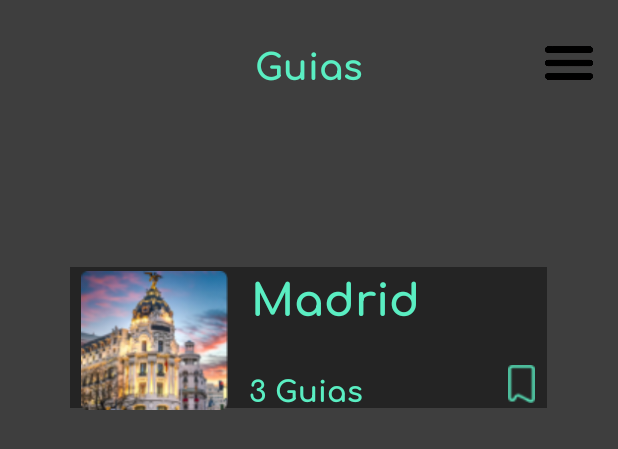
After one commit to Marcosino4/Giwi, an Android app: the layout activity_home.xml on its own in the app's theme, with its tools: preview values and no code run, on a phone screen of 412 x 824 dp. The commit adds this screen. Shown: the top 449 px of the screen. Run offline under Robolectric (Android 15) with nearby library versions, the phone set to English and light mode, and no system bars; Roboto replaces fonts that are not available here.

Commit message:
Agrego el home

```diff
--- a/app/src/main/AndroidManifest.xml
+++ b/app/src/main/AndroidManifest.xml
@@ -12,6 +12,24 @@
         android:supportsRtl="true"
         android:theme="@style/Theme.Giwi"
         tools:targetApi="31">
+        <activity
+            android:name=".Home"
+            android:exported="true">
+            <intent-filter>
+                <action android:name="android.intent.action.MAIN" />
+
+                <category android:name="android.intent.category.LAUNCHER" />
+            </intent-filter>
+        </activity>
+        <activity
+            android:name=".Database.Home"
+            android:exported="true">
+            <intent-filter>
+                <action android:name="android.intent.action.MAIN" />
+
+                <category android:name="android.intent.category.LAUNCHER" />
+            </intent-filter>
+        </activity>
         <activity
             android:name=".UpdateProfile"
             android:exported="false"
--- /dev/null
+++ b/app/src/main/java/com/example/giwi/Home.java
@@ -0,0 +1,35 @@
+package com.example.giwi;
+
+import androidx.appcompat.app.AppCompatActivity;
+
+import android.os.Bundle;
+import android.view.View;
+import android.widget.Button;
+
+public class Home extends AppCompatActivity {
+    Button guardar_madrid;
+    boolean estado_boton;
+    int drawableResource;
+    int notDrawableResource;
+    @Override
+    protected void onCreate(Bundle savedInstanceState) {
+        super.onCreate(savedInstanceState);
+        setContentView(R.layout.activity_home);
+        estado_boton =true;
+        guardar_madrid = findViewById(R.id.guardar_madrid);
+        drawableResource= R.drawable.botonguardado;
+        notDrawableResource= R.drawable.botonsinguardar;
+        guardar_madrid.setOnClickListener(new View.OnClickListener() {
+            @Override
+            public void onClick(View v) {
+                if(estado_boton == true){
+                    guardar_madrid.setBackgroundResource(drawableResource);
+                    estado_boton = false;
+                }else{
+                    guardar_madrid.setBackgroundResource(notDrawableResource);
+                    estado_boton = true;
+                }
+            }
+        });
+    }
+}
--- /dev/null
+++ b/app/src/main/res/font/comfortaa_bold.xml
@@ -0,0 +1,7 @@
+<?xml version="1.0" encoding="utf-8"?>
+<font-family xmlns:app="http://schemas.android.com/apk/res-auto"
+        app:fontProviderAuthority="com.google.android.gms.fonts"
+        app:fontProviderPackage="com.google.android.gms"
+        app:fontProviderQuery="name=Comfortaa&amp;weight=700"
+        app:fontProviderCerts="@array/com_google_android_gms_fonts_certs">
+</font-family>
--- /dev/null
+++ b/app/src/main/res/layout/activity_home.xml
@@ -0,0 +1,175 @@
+<?xml version="1.0" encoding="utf-8"?>
+<androidx.constraintlayout.widget.ConstraintLayout xmlns:android="http://schemas.android.com/apk/res/android"
+    xmlns:app="http://schemas.android.com/apk/res-auto"
+    xmlns:tools="http://schemas.android.com/tools"
+    android:layout_width="match_parent"
+    android:layout_height="match_parent"
+    android:background="#3E3E3E"
+    tools:context=".Home">
+
+    <TextView
+        android:id="@+id/title"
+        android:layout_width="wrap_content"
+        android:layout_height="wrap_content"
+        android:fontFamily="@font/comfortaa_bold"
+        android:text="Guias"
+        android:textColor="#5AEEC2"
+        android:textSize="24.11dp"
+        app:layout_constraintBottom_toTopOf="@+id/bot_title"
+        app:layout_constraintEnd_toStartOf="@+id/right_title"
+        app:layout_constraintStart_toStartOf="@+id/left_title"
+        app:layout_constraintTop_toTopOf="@+id/top_title" />
+
+    <androidx.constraintlayout.widget.Guideline
+        android:id="@+id/top_title"
+        android:layout_width="wrap_content"
+        android:layout_height="wrap_content"
+        android:orientation="horizontal"
+        app:layout_constraintGuide_percent="0.027359782" />
+
+    <androidx.constraintlayout.widget.Guideline
+        android:id="@+id/bot_title"
+        android:layout_width="wrap_content"
+        android:layout_height="wrap_content"
+        android:orientation="horizontal"
+        app:layout_constraintGuide_percent="0.07387141" />
+
+    <androidx.constraintlayout.widget.Guideline
+        android:id="@+id/left_title"
+        android:layout_width="wrap_content"
+        android:layout_height="wrap_content"
+        android:orientation="vertical"
+        app:layout_constraintGuide_percent="0.4" />
+
+    <androidx.constraintlayout.widget.Guideline
+        android:id="@+id/right_title"
+        android:layout_width="wrap_content"
+        android:layout_height="wrap_content"
+        android:orientation="vertical"
+        app:layout_constraintGuide_percent="0.6" />
+
+    <ImageView
+        android:id="@+id/hamburguer"
+        android:layout_width="33dp"
+        android:layout_height="32dp"
+        android:backgroundTint="#5AEEC2"
+        app:layout_constraintBottom_toTopOf="@+id/bot_title"
+        app:layout_constraintEnd_toStartOf="@+id/right_hamburguer"
+        app:layout_constraintStart_toStartOf="@+id/left_hamburguer"
+        app:layout_constraintTop_toTopOf="@+id/top_title"
+        app:srcCompat="@drawable/menu_removebg_preview" />
+
+    <androidx.constraintlayout.widget.Guideline
+        android:id="@+id/first_left"
+        android:layout_width="wrap_content"
+        android:layout_height="wrap_content"
+        android:orientation="vertical"
+        app:layout_constraintGuide_percent="0.1
+" />
+
+    <androidx.constraintlayout.widget.Guideline
+        android:id="@+id/first_right"
+        android:layout_width="wrap_content"
+        android:layout_height="wrap_content"
+        android:orientation="vertical"
+        app:layout_constraintGuide_percent="0.9" />
+
+    <View
+        android:id="@+id/view_madrid"
+        android:layout_width="318dp"
+        android:layout_height="94dp"
+        android:background="#242424"
+        app:layout_constraintBottom_toTopOf="@+id/bot_madrid_view"
+        app:layout_constraintEnd_toStartOf="@+id/first_right"
+        app:layout_constraintHorizontal_bias="0.454"
+        app:layout_constraintStart_toStartOf="@+id/first_left"
+        app:layout_constraintTop_toTopOf="@+id/top_madrid_view"
+        app:layout_constraintVertical_bias="0.437" />
+
+    <TextView
+        android:id="@+id/title_madrid"
+        android:layout_width="wrap_content"
+        android:layout_height="wrap_content"
+        android:layout_marginEnd="80dp"
+        android:fontFamily="@font/comfortaa_bold"
+        android:text="Madrid"
+        android:textColor="#5AEEC2"
+        android:textSize="29.2dp"
+        app:layout_constraintBottom_toTopOf="@+id/guideline63"
+        app:layout_constraintEnd_toStartOf="@+id/left_hamburguer"
+        app:layout_constraintStart_toStartOf="@+id/left_title"
+        app:layout_constraintTop_toTopOf="@+id/top_madrid_view" />
+
+    <ImageView
+        android:id="@+id/imageView3"
+        android:layout_width="98.33dp"
+        android:layout_height="94dp"
+        app:layout_constraintBottom_toTopOf="@+id/bot_madrid_view"
+        app:layout_constraintEnd_toStartOf="@+id/left_title"
+        app:layout_constraintStart_toStartOf="@+id/first_left"
+        app:layout_constraintTop_toTopOf="@+id/top_madrid_view"
+        app:srcCompat="@drawable/madridchiquito" />
+
+    <androidx.constraintlayout.widget.Guideline
+        android:id="@+id/top_madrid_view"
+        android:layout_width="wrap_content"
+        android:layout_height="wrap_content"
+        android:orientation="horizontal"
+        app:layout_constraintGuide_percent="0.2" />
+
+    <androidx.constraintlayout.widget.Guideline
+        android:id="@+id/bot_madrid_view"
+        android:layout_width="wrap_content"
+        android:layout_height="wrap_content"
+        android:orientation="horizontal"
+        app:layout_constraintGuide_percent="0.35" />
+
+    <androidx.constraintlayout.widget.Guideline
+        android:id="@+id/right_hamburguer"
+        android:layout_width="wrap_content"
+        android:layout_height="wrap_content"
+        android:orientation="vertical"
+        app:layout_constraintGuide_percent="0.96" />
+
+    <androidx.constraintlayout.widget.Guideline
+        android:id="@+id/left_hamburguer"
+        android:layout_width="wrap_content"
+        android:layout_height="wrap_content"
+        android:orientation="vertical"
+        app:layout_constraintGuide_percent="0.88" />
+
+    <androidx.constraintlayout.widget.Guideline
+        android:id="@+id/guideline63"
+        android:layout_width="wrap_content"
+        android:layout_height="wrap_content"
+        android:orientation="horizontal"
+        app:layout_constraintGuide_percent="0.27633378" />
+
+    <TextView
+        android:id="@+id/n_guias_madrid"
+        android:layout_width="wrap_content"
+        android:layout_height="wrap_content"
+        android:layout_marginEnd="120dp"
+        android:fontFamily="@font/comfortaa_bold"
+        android:text="3 Guias"
+        android:textColor="#5AEEC2"
+        android:textSize="19.23dp"
+        app:layout_constraintBottom_toTopOf="@+id/bot_madrid_view"
+        app:layout_constraintEnd_toStartOf="@+id/left_hamburguer"
+        app:layout_constraintStart_toStartOf="@+id/left_title"
+        app:layout_constraintTop_toTopOf="@+id/guideline63" />
+
+    <Button
+        android:id="@+id/guardar_madrid"
+        android:layout_width="18dp"
+        android:layout_height="25dp"
+        android:layout_marginStart="85dp"
+        android:layout_marginBottom="5dp"
+        android:background="@drawable/botonsinguardar"
+        app:layout_constraintBottom_toTopOf="@+id/bot_madrid_view"
+        app:layout_constraintEnd_toStartOf="@+id/left_hamburguer"
+        app:layout_constraintStart_toStartOf="@+id/right_title"
+        app:layout_constraintTop_toTopOf="@+id/guideline63"
+        android:drawableTint="@color/black"/>
+
+</androidx.constraintlayout.widget.ConstraintLayout>
--- a/app/src/main/res/values/colors.xml
+++ b/app/src/main/res/values/colors.xml
@@ -1,7 +1,7 @@
 <?xml version="1.0" encoding="utf-8"?>
 <resources>
     <color name="purple_200">#FFBB86FC</color>
-    <color name="purple_500">#FF6200EE</color>
+    <color name="purple_500">#5AEEC2</color>
     <color name="purple_700">#FF3700B3</color>
     <color name="teal_200">#FF03DAC5</color>
     <color name="teal_700">#FF018786</color>
--- a/app/src/main/res/values/preloaded_fonts.xml
+++ b/app/src/main/res/values/preloaded_fonts.xml
@@ -1,6 +1,7 @@
 <?xml version="1.0" encoding="utf-8"?>
 <resources>
     <array name="preloaded_fonts" translatable="false">
+        <item>@font/comfortaa_bold</item>
         <item>@font/montserrat_alternates_thin</item>
         <item>@font/montserrat_light_italic</item>
     </array>
```
Also changed, not shown: app/src/main/res/drawable/botonguardado.png (added), app/src/main/res/drawable/botonsinguardar.png (added), app/src/main/res/drawable/madrid.png (added), app/src/main/res/drawable/madridchiquito.png (added), app/src/main/res/drawable/menu_removebg_preview.png (added).
